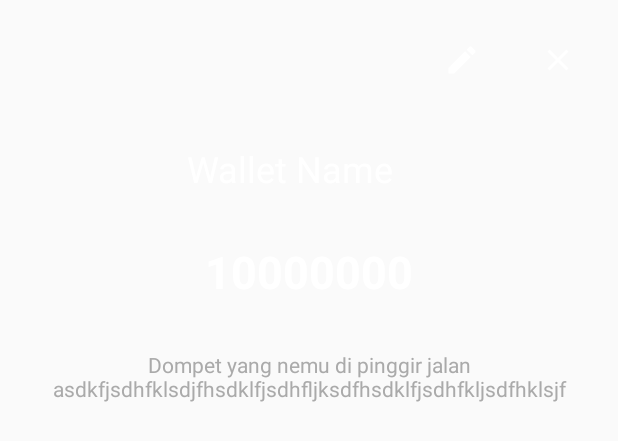
After one commit to mikhaeljonathan/duitku, an Android app: the layout dialog_view_wallet.xml on its own in the app's theme, with its tools: preview values and no code run, on a phone screen of 412 x 824 dp. The commit adds this screen. Shown: the top 441 px of the screen. Run offline under Robolectric (Android 15) with nearby library versions, the light colour scheme and no system bars.

Commit message:
view wallet

```diff
--- /dev/null
+++ b/app/src/main/res/drawable/icon_close.xml
@@ -0,0 +1,5 @@
+<vector android:height="24dp" android:tint="#FFFFFF"
+    android:viewportHeight="24" android:viewportWidth="24"
+    android:width="24dp" xmlns:android="http://schemas.android.com/apk/res/android">
+    <path android:fillColor="@android:color/white" android:pathData="M19,6.41L17.59,5 12,10.59 6.41,5 5,6.41 10.59,12 5,17.59 6.41,19 12,13.41 17.59,19 19,17.59 13.41,12z"/>
+</vector>
--- /dev/null
+++ b/app/src/main/res/drawable/icon_edit.xml
@@ -0,0 +1,5 @@
+<vector android:height="24dp" android:tint="#FFFFFF"
+    android:viewportHeight="24" android:viewportWidth="24"
+    android:width="24dp" xmlns:android="http://schemas.android.com/apk/res/android">
+    <path android:fillColor="@android:color/white" android:pathData="M3,17.25V21h3.75L17.81,9.94l-3.75,-3.75L3,17.25zM20.71,7.04c0.39,-0.39 0.39,-1.02 0,-1.41l-2.34,-2.34c-0.39,-0.39 -1.02,-0.39 -1.41,0l-1.83,1.83 3.75,3.75 1.83,-1.83z"/>
+</vector>
--- /dev/null
+++ b/app/src/main/res/layout/dialog_view_wallet.xml
@@ -0,0 +1,71 @@
+<?xml version="1.0" encoding="utf-8"?>
+<androidx.constraintlayout.widget.ConstraintLayout xmlns:android="http://schemas.android.com/apk/res/android"
+    xmlns:app="http://schemas.android.com/apk/res-auto"
+    xmlns:tools="http://schemas.android.com/tools"
+    android:id="@+id/view_wallet_constraintlayout"
+    android:layout_width="match_parent"
+    android:layout_height="match_parent">
+
+    <TextView
+        android:id="@+id/view_wallet_name_textview"
+        android:layout_width="wrap_content"
+        android:layout_height="wrap_content"
+        android:layout_marginTop="32dp"
+        android:textColor="@android:color/white"
+        android:textSize="24sp"
+        app:layout_constraintEnd_toEndOf="parent"
+        app:layout_constraintHorizontal_bias="0.454"
+        app:layout_constraintStart_toStartOf="parent"
+        app:layout_constraintTop_toBottomOf="@+id/view_wallet_edit_btn"
+        tools:text="Wallet Name" />
+
+    <TextView
+        android:id="@+id/view_wallet_amount_textview"
+        android:layout_width="wrap_content"
+        android:layout_height="wrap_content"
+        android:layout_marginTop="32dp"
+        android:textColor="@android:color/white"
+        android:textSize="30sp"
+        android:textStyle="bold"
+        app:layout_constraintEnd_toEndOf="parent"
+        app:layout_constraintStart_toStartOf="parent"
+        app:layout_constraintTop_toBottomOf="@+id/view_wallet_name_textview"
+        tools:text="10000000" />
+
+    <TextView
+        android:id="@+id/view_wallet_desc_textview"
+        android:layout_width="0dp"
+        android:layout_height="wrap_content"
+        android:layout_marginStart="32dp"
+        android:layout_marginTop="32dp"
+        android:layout_marginEnd="32dp"
+        android:gravity="center_horizontal"
+        android:paddingBottom="48dp"
+        android:textColor="@android:color/darker_gray"
+        app:layout_constraintEnd_toEndOf="parent"
+        app:layout_constraintStart_toStartOf="parent"
+        app:layout_constraintTop_toBottomOf="@+id/view_wallet_amount_textview"
+        tools:text="Dompet yang nemu di pinggir jalan asdkfjsdhfklsdjfhsdklfjsdhfljksdfhsdklfjsdhfkljsdfhklsjf" />
+
+    <ImageButton
+        android:id="@+id/view_wallet_close_btn"
+        android:layout_width="48dp"
+        android:layout_height="48dp"
+        android:layout_marginTop="16dp"
+        android:layout_marginEnd="16dp"
+        android:background="@null"
+        app:layout_constraintEnd_toEndOf="parent"
+        app:layout_constraintTop_toTopOf="parent"
+        app:srcCompat="@drawable/icon_close" />
+
+    <ImageButton
+        android:id="@+id/view_wallet_edit_btn"
+        android:layout_width="48dp"
+        android:layout_height="48dp"
+        android:layout_marginTop="16dp"
+        android:layout_marginEnd="16dp"
+        android:background="@null"
+        app:layout_constraintEnd_toStartOf="@+id/view_wallet_close_btn"
+        app:layout_constraintTop_toTopOf="parent"
+        app:srcCompat="@drawable/icon_edit" />
+</androidx.constraintlayout.widget.ConstraintLayout>
```
Also changed, not shown: app/src/main/AndroidManifest.xml (+6 -5 lines), app/src/main/java/com/example/duitku/view/EditWalletActivity.java (added, +16 -0 lines), app/src/main/java/com/example/duitku/view/OthersTransactionFragment.java (+91 -1 lines), app/src/main/res/layout/activity_edit_wallet.xml (added, +9 -0 lines).
